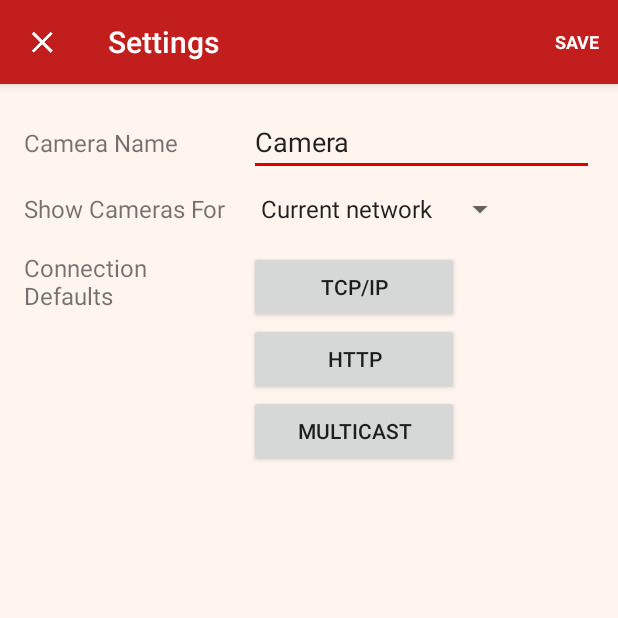
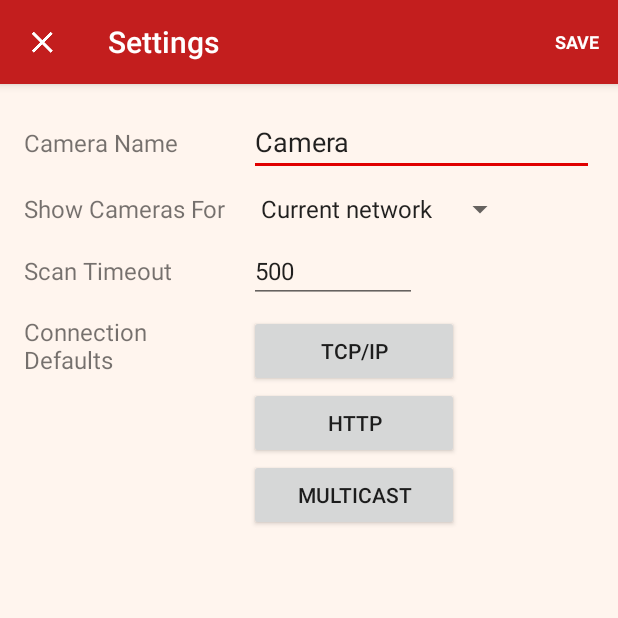
Before and after one commit to ShawnBaker/RPiCameraViewer, an Android app: the screen it shows after launch (SettingsActivity), in the options menu, after a tap on "Settings", on a phone screen of 412 x 824 dp, the top half of it. Run offline under Robolectric (Android 15) with nearby library versions, the light colour scheme and no system bars; libraries missing offline, so code that uses them is left out: ca.frozen.library; 8 statements that could not run were skipped.

Commit message:
The scan timeout is now configurable.

```diff
--- a/app/src/main/java/ca/frozen/rpicameraviewer/activities/SettingsActivity.java
+++ b/app/src/main/java/ca/frozen/rpicameraviewer/activities/SettingsActivity.java
@@ -30,6 +30,7 @@ public class SettingsActivity extends AppCompatActivity
 	// instance variables
 	private EditText cameraName;
 	private Spinner showCameras;
+	private EditText scanTimeout;
 	private Settings settings;
 
 	//******************************************************************************
@@ -56,6 +57,9 @@ public class SettingsActivity extends AppCompatActivity
 
 		showCameras = (Spinner) findViewById(R.id.settings_show_cameras);
 		showCameras.setSelection(settings.showAllCameras ? ALL_CAMERAS : FILTERED_CAMERAS);
+
+		scanTimeout = (EditText) findViewById(R.id.settings_scan_timeout);
+		scanTimeout.setText(Integer.toString(settings.scanTimeout));
 
 		Button button = (Button) findViewById(R.id.settings_tcp_ip);
 		button.setOnClickListener(new View.OnClickListener()
@@ -96,6 +100,8 @@ public class SettingsActivity extends AppCompatActivity
 	{
 		settings.cameraName = cameraName.getText().toString().trim();
 		settings.showAllCameras = showCameras.getSelectedItemPosition() == ALL_CAMERAS;
+		String timeout = scanTimeout.getText().toString();
+		settings.scanTimeout = (timeout.length() > 0) ? Integer.parseInt(scanTimeout.getText().toString()) : Settings.DEFAULT_TIMEOUT;
 		state.putParcelable("settings", settings);
 		super.onSaveInstanceState(state);
 	}
@@ -174,6 +180,15 @@ public class SettingsActivity extends AppCompatActivity
 			return false;
 		}
 
+		// get and check the scan timeout
+		String timeout = scanTimeout.getText().toString();
+		settings.scanTimeout = (timeout.length() > 0) ? Integer.parseInt(scanTimeout.getText().toString()) : (Settings.MAX_TIMEOUT + 1);
+		if (settings.scanTimeout < Settings.MIN_TIMEOUT || settings.scanTimeout > Settings.MAX_TIMEOUT)
+		{
+			App.error(this, String.format(getString(R.string.error_bad_timeout), Settings.MIN_TIMEOUT, Settings.MAX_TIMEOUT));
+			return false;
+		}
+
 		// get the show all cameras flag
 		settings.showAllCameras = showCameras.getSelectedItemPosition() == ALL_CAMERAS;
 
--- a/app/src/main/java/ca/frozen/rpicameraviewer/classes/Settings.java
+++ b/app/src/main/java/ca/frozen/rpicameraviewer/classes/Settings.java
@@ -12,12 +12,18 @@ import ca.frozen.rpicameraviewer.R;
 
 public class Settings implements Parcelable
 {
+	// public constants
+	public final static int MIN_TIMEOUT = 100;
+	public final static int MAX_TIMEOUT = 5000;
+	public final static int DEFAULT_TIMEOUT = 500;
+
 	// local constants
 	private final static String TAG = "Settings";
 
 	// instance variables
 	public String cameraName;
 	public boolean showAllCameras;
+	public int scanTimeout;
 	public Source rawTcpIpSource;
 	public Source rawHttpSource;
 	public Source rawMulticastSource;
@@ -47,6 +53,7 @@ public class Settings implements Parcelable
 	{
 		cameraName = settings.cameraName;
 		showAllCameras = settings.showAllCameras;
+		scanTimeout = settings.scanTimeout;
 		rawTcpIpSource = new Source(settings.rawTcpIpSource);
 		rawHttpSource = new Source(settings.rawHttpSource);
 		rawMulticastSource = new Source(settings.rawMulticastSource);
@@ -62,6 +69,7 @@ public class Settings implements Parcelable
 		{
 			cameraName = obj.getString("cameraName");
 			showAllCameras = obj.getBoolean("showAllCameras");
+			scanTimeout = obj.getInt("scanTimeout");
 			rawTcpIpSource = new Source(obj.getJSONObject("rawTcpIpSource"));
 			rawHttpSource = new Source(obj.getJSONObject("rawHttpSource"));
 			rawMulticastSource = new Source(obj.getJSONObject("rawMulticastSource"));
@@ -80,6 +88,7 @@ public class Settings implements Parcelable
 	{
 		cameraName = App.getStr(R.string.camera);
 		showAllCameras = false;
+		scanTimeout = DEFAULT_TIMEOUT;
 
 		rawTcpIpSource = new Source(Source.ConnectionType.RawTcpIp, "", App.getInt(R.integer.default_tcpip_port));
 		rawTcpIpSource.fps = App.getInt(R.integer.default_fps);
@@ -103,6 +112,7 @@ public class Settings implements Parcelable
 	{
 		dest.writeString(cameraName);
 		dest.writeInt(showAllCameras ? 1 : 0);
+		dest.writeInt(scanTimeout);
 		dest.writeParcelable(rawTcpIpSource, flags);
 		dest.writeParcelable(rawHttpSource, flags);
 		dest.writeParcelable(rawMulticastSource, flags);
@@ -115,6 +125,7 @@ public class Settings implements Parcelable
 	{
 		cameraName = in.readString();
 		showAllCameras = in.readInt() != 0;
+		scanTimeout = in.readInt();
 		rawTcpIpSource = in.readParcelable(Source.class.getClassLoader());
 		rawHttpSource = in.readParcelable(Source.class.getClassLoader());
 		rawMulticastSource = in.readParcelable(Source.class.getClassLoader());
@@ -166,7 +177,7 @@ public class Settings implements Parcelable
 	@Override
 	public String toString()
 	{
-		return cameraName + "," + showAllCameras + "," + rawTcpIpSource.toString() +
+		return cameraName + "," + showAllCameras + "," + scanTimeout + "," + rawTcpIpSource.toString() +
 				"," + rawHttpSource.toString() + "," + rawMulticastSource.toString();
 	}
 
@@ -180,6 +191,7 @@ public class Settings implements Parcelable
 			JSONObject obj = new JSONObject();
 			obj.put("cameraName", cameraName);
 			obj.put("showAllCameras", showAllCameras);
+			obj.put("scanTimeout", scanTimeout);
 			obj.put("rawTcpIpSource", rawTcpIpSource.toJson());
 			obj.put("rawHttpSource", rawHttpSource.toJson());
 			obj.put("rawMulticastSource", rawMulticastSource.toJson());
--- a/app/src/main/res/layout/activity_settings.xml
+++ b/app/src/main/res/layout/activity_settings.xml
@@ -60,6 +60,29 @@
         <LinearLayout
             android:layout_width="match_parent"
             android:layout_height="wrap_content"
+            android:orientation="horizontal" >
+
+            <TextView
+                android:text="@string/scan_timeout"
+                android:layout_width="@dimen/prompt_width"
+                android:layout_height="wrap_content"
+                android:textSize="16sp" />
+
+            <EditText
+                android:id="@+id/settings_scan_timeout"
+                android:layout_width="wrap_content"
+                android:layout_height="wrap_content"
+                android:ems="6"
+                android:maxEms="6"
+                android:maxLength="4"
+                android:inputType="number"
+                android:textSize="16sp" />
+
+        </LinearLayout>
+
+        <LinearLayout
+            android:layout_width="match_parent"
+            android:layout_height="wrap_content"
             android:layout_marginTop="8dp"
             android:layout_marginBottom="8dp"
             android:orientation="horizontal" >
--- a/app/src/main/res/values/strings.xml
+++ b/app/src/main/res/values/strings.xml
@@ -35,6 +35,7 @@
     <string name="error_bad_fps">The frames per second must be a positive number or empty.</string>
     <string name="error_bad_height">The height must be a positive number or empty.</string>
     <string name="error_bad_port" formatted="false">The port number must be between %d and %d.</string>
+    <string name="error_bad_timeout" formatted="false">The scan timeout must be between %d and %d.</string>
     <string name="error_bad_width">The width must be a positive number or empty.</string>
     <string name="error_bad_multicast_address">The multicast address must be between 224.0.0.0 and 239.0.0.0</string>
     <string name="error_couldnt_connect">Couldn\'t connect to the camera.</string>
@@ -70,6 +71,7 @@
         It\'s available on <a href="https://github.com/ShawnBaker/RPiCameraViewer">github</a>
         under the <a href="https://opensource.org/licenses/MIT">MIT License</a>
 	</string>
+    <string name="loading">Loading...</string>
     <string name="log_files">Log Files</string>
     <string name="multicast">Multicast</string>
     <string name="multicast_defaults">Multicast Defaults</string>
@@ -92,6 +94,7 @@
     <string name="raw_http">HTTP raw H.264</string>
     <string name="save">SAVE</string>
     <string name="scan">Scan</string>
+    <string name="scan_timeout">Scan Timeout</string>
     <string name="scanning_for_cameras"><b>Scanning for Cameras</b></string>
     <string name="scanning_on_ports" formatted="false">Scanning on ports %d and %d</string>
     <string name="settings">Settings</string>
```
Also changed, not shown: app/src/main/java/ca/frozen/rpicameraviewer/activities/ScannerFragment.java (+8 -14 lines), app/src/main/java/ca/frozen/rpicameraviewer/classes/HttpReader.java (+5 -8 lines), app/src/main/java/ca/frozen/rpicameraviewer/classes/TcpIpReader.java (+4 -4 lines).
